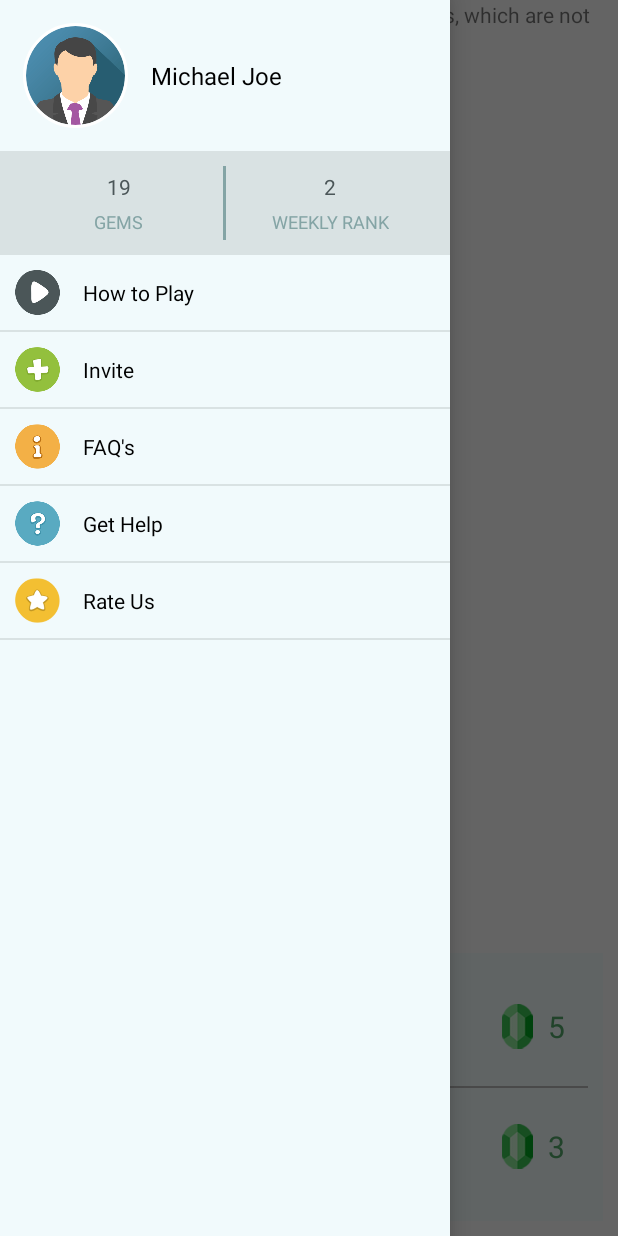
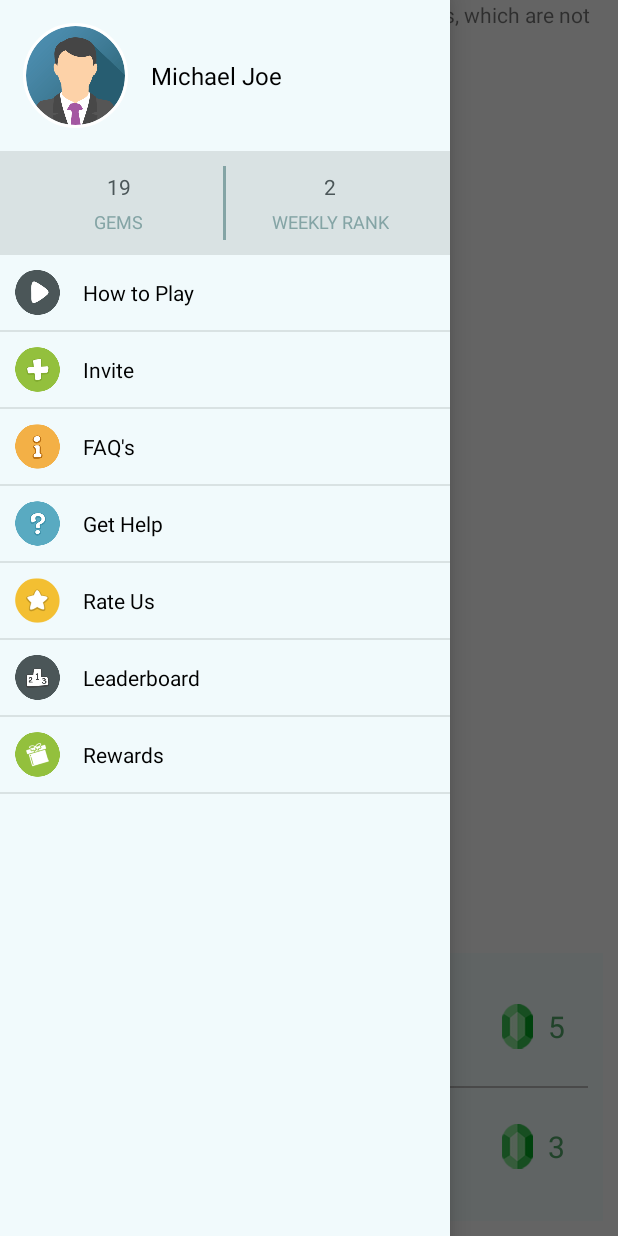
Before and after one commit to chennaitricolor/civicsense_students_mobile_fe, an Android app: the DashBoardActivity screen opened directly, with no data from a screen before it, with the side drawer open, on a phone screen of 412 x 824 dp. Run offline under Robolectric (Android 15) with nearby library versions, the phone set to English and light mode, and no system bars; our stand-ins replace CircleImageView; Roboto replaces fonts that are not available here; 3 statements that could not run were skipped.

Commit message:
Leadership and Rewards added in Nav drawer, Leadership basic screen design completed

```diff
--- a/app/build.gradle
+++ b/app/build.gradle
@@ -44,6 +44,8 @@ dependencies {
     implementation 'com.github.Brittognanaraj:AndroidStarterKit:2.0'
     implementation 'de.hdodenhof:circleimageview:3.0.1'
     implementation 'androidx.recyclerview:recyclerview:1.0.0'
+    implementation 'androidx.cardview:cardview:1.0.0-beta01'
+
     implementation 'com.github.rahatarmanahmed:circularprogressview:2.5.0'
     implementation 'com.android.volley:volley:1.1.1'
     //Logansquare
--- a/app/src/main/java/com/gcc/smartcity/NavigationDrawerActivity.kt
+++ b/app/src/main/java/com/gcc/smartcity/NavigationDrawerActivity.kt
@@ -1,17 +1,22 @@
 package com.gcc.smartcity
 
+import android.content.Intent
 import android.os.Bundle
 import androidx.appcompat.app.AppCompatActivity
 import androidx.core.view.GravityCompat
 import androidx.recyclerview.widget.LinearLayoutManager
+import com.gcc.smartcity.leaderboard.LeaderBoardActivity
 import com.gcc.smartcity.navigationdrawer.NavDrawerListAdapter
+import com.gcc.smartcity.navigationdrawer.NavDrawerListItem
 import com.gcc.smartcity.navigationdrawer.NavigationController
+import com.gcc.smartcity.navigationdrawer.onRecyclerSelecetedListener
 import com.gcc.smartcity.utils.Logger
 import kotlinx.android.synthetic.main.activity_navigation_drawer.*
 
-abstract class NavigationDrawerActivity : AppCompatActivity() {
+abstract class NavigationDrawerActivity : AppCompatActivity(), onRecyclerSelecetedListener {
 
     val TAG = NavigationDrawerActivity::class.java.name
+    lateinit var drawerList: ArrayList<NavDrawerListItem>
 
     override fun onCreate(savedInstanceState: Bundle?) {
         super.onCreate(savedInstanceState)
@@ -20,9 +25,31 @@ abstract class NavigationDrawerActivity : AppCompatActivity() {
         setAdapter()
     }
 
+    override fun onSelected(pos: Int) {
+        switchScreen(drawerList.get(pos).menuName)
+    }
+
+    private fun switchScreen(menuName: String) {
+        when (menuName) {
+            getString(R.string.drawer_menu_howtoplay) -> Logger.d("How to play")
+            getString(R.string.drawer_menu_rateus) -> Logger.d("Rate Us")
+            getString(R.string.drawer_menu_help) -> Logger.d("Help")
+            getString(R.string.drawer_menu_faq) -> Logger.d("FAQ")
+            getString(R.string.drawer_menu_invite) -> Logger.d("Invite")
+            getString(R.string.drawer_menu_rewards) -> Logger.d("Rewards")
+            getString(R.string.drawer_menu_leaderboard) -> {
+                Logger.d("Leaderboard")
+                val intent = Intent(this, LeaderBoardActivity::class.java)
+                startActivity(intent)
+            }
+
+        }
+    }
+
     private fun setAdapter() {
+        drawerList = NavigationController(this).getAdapterData()
         // Create adapter passing in the sample user data
-        val adapter = NavDrawerListAdapter(NavigationController(this).getAdapterData())
+        val adapter = NavDrawerListAdapter(drawerList, this)
         // Attach the adapter to the recyclerView to populate items
         navListMenu.adapter = adapter
         // Set layout manager to position the items
--- a/app/src/main/java/com/gcc/smartcity/navigationdrawer/NavDrawerListAdapter.kt
+++ b/app/src/main/java/com/gcc/smartcity/navigationdrawer/NavDrawerListAdapter.kt
@@ -4,12 +4,12 @@ import android.view.LayoutInflater
 import android.view.View
 import android.view.ViewGroup
 import android.widget.ImageView
+import android.widget.LinearLayout
 import android.widget.TextView
 import androidx.recyclerview.widget.RecyclerView
 import com.gcc.smartcity.R
 
-
-class NavDrawerListAdapter(var navDrawerListItem: ArrayList<NavDrawerListItem>) :
+class NavDrawerListAdapter(var navDrawerListItem: ArrayList<NavDrawerListItem>,var onRecyclerSelecetedListener: onRecyclerSelecetedListener) :
     RecyclerView.Adapter<NavDrawerListAdapter.ViewHolder>() {
 
     override fun onCreateViewHolder(parent: ViewGroup, viewType: Int): ViewHolder {
@@ -25,11 +25,9 @@ class NavDrawerListAdapter(var navDrawerListItem: ArrayList<NavDrawerListItem>)
 
     }
 
-
     override fun getItemCount(): Int {
         return navDrawerListItem.size
     }
-
 
     override fun onBindViewHolder(viewHolder: ViewHolder, position: Int) {
         val holderData = navDrawerListItem[position]
@@ -38,21 +36,23 @@ class NavDrawerListAdapter(var navDrawerListItem: ArrayList<NavDrawerListItem>)
         textView.setText(holderData.menuName)
         val ImageView = viewHolder.menuImage
         ImageView.setImageResource(holderData.imgResource)
+        val view = viewHolder.dataView
+        view.setOnClickListener(object : View.OnClickListener {
+            override fun onClick(v: View?) {
+                onRecyclerSelecetedListener.onSelected(position)
+            }
+        })
     }
-
 
     class ViewHolder(itemView: View) : RecyclerView.ViewHolder(itemView) {
         // Your holder should contain a member variable
         // for any view that will be set as you render a row
-        lateinit var menuName: TextView
-        lateinit var menuImage: ImageView
+        var menuName: TextView = itemView.findViewById(R.id.lst_itm_menuname)
+        var menuImage: ImageView = itemView.findViewById(R.id.lst_itm_menuimg)
+        var dataView: LinearLayout = itemView.findViewById(R.id.lstView)
 
-        init {
-
-            menuName = itemView.findViewById(R.id.lst_itm_menuname)
-            menuImage = itemView.findViewById(R.id.lst_itm_menuimg)
-        }
         // Stores the itemView in a public final member variable that can be used
         // to access the context from any ViewHolder instance.
     }
+
 }
--- a/app/src/main/java/com/gcc/smartcity/navigationdrawer/NavigationController.kt
+++ b/app/src/main/java/com/gcc/smartcity/navigationdrawer/NavigationController.kt
@@ -3,20 +3,24 @@ package com.gcc.smartcity.navigationdrawer
 import android.content.Context
 import com.gcc.smartcity.R
 
-class NavigationController(context: Context) {
+class NavigationController(var context: Context) {
 
     fun getAdapterData(): ArrayList<NavDrawerListItem> {
-        var drawerListData = ArrayList<NavDrawerListItem>()
+        val drawerListData = ArrayList<NavDrawerListItem>()
 
-        var navDrawerListItem = NavDrawerListItem(R.drawable.ic_howtoplay, "How to Play")
+        var navDrawerListItem = NavDrawerListItem(R.drawable.ic_howtoplay, context.getString(R.string.drawer_menu_howtoplay))
         drawerListData.add(navDrawerListItem)
-        navDrawerListItem = NavDrawerListItem(R.drawable.ic_invite, "Invite")
+        navDrawerListItem = NavDrawerListItem(R.drawable.ic_invite, context.getString(R.string.drawer_menu_invite))
         drawerListData.add(navDrawerListItem)
-        navDrawerListItem = NavDrawerListItem(R.drawable.ic_faq, "FAQ's")
+        navDrawerListItem = NavDrawerListItem(R.drawable.ic_faq, context.getString(R.string.drawer_menu_faq))
         drawerListData.add(navDrawerListItem)
-        navDrawerListItem = NavDrawerListItem(R.drawable.ic_gethelp, "Get Help")
+        navDrawerListItem = NavDrawerListItem(R.drawable.ic_gethelp, context.getString(R.string.drawer_menu_help))
         drawerListData.add(navDrawerListItem)
-        navDrawerListItem = NavDrawerListItem(R.drawable.ic_rateus, "Rate Us")
+        navDrawerListItem = NavDrawerListItem(R.drawable.ic_rateus, context.getString(R.string.drawer_menu_rateus))
+        drawerListData.add(navDrawerListItem)
+        navDrawerListItem = NavDrawerListItem(R.drawable.ic_leadership, context.getString(R.string.drawer_menu_leaderboard))
+        drawerListData.add(navDrawerListItem)
+        navDrawerListItem = NavDrawerListItem(R.drawable.ic_rewards, context.getString(R.string.drawer_menu_rewards))
         drawerListData.add(navDrawerListItem)
         return drawerListData
     }
--- /dev/null
+++ b/app/src/main/java/com/gcc/smartcity/navigationdrawer/onRecyclerSelecetedListener.kt
@@ -0,0 +1,5 @@
+package com.gcc.smartcity.navigationdrawer
+
+interface onRecyclerSelecetedListener {
+    fun onSelected(pos: Int)
+}
--- /dev/null
+++ b/app/src/main/res/drawable/bg_rounded_leaderboard.xml
@@ -0,0 +1,6 @@
+<?xml version="1.0" encoding="utf-8"?>
+<shape xmlns:android="http://schemas.android.com/apk/res/android"
+    android:shape="rectangle">
+    <corners android:radius="5dp" />
+    <solid android:color="@color/agentx_transparent_black" />
+</shape>
--- /dev/null
+++ b/app/src/main/res/drawable/bg_rounded_rank.xml
@@ -0,0 +1,6 @@
+<?xml version="1.0" encoding="utf-8"?>
+<shape xmlns:android="http://schemas.android.com/apk/res/android"
+    android:shape="rectangle">
+    <corners android:radius="5dp" />
+    <solid android:color="@color/agent_login_btn_yellow" />
+</shape>
--- a/app/src/main/res/layout/layout_list_item.xml
+++ b/app/src/main/res/layout/layout_list_item.xml
@@ -3,6 +3,7 @@
     xmlns:custom="http://schemas.android.com/apk/res-auto"
     android:layout_width="match_parent"
     android:layout_height="wrap_content"
+    android:id="@+id/lstView"
     android:orientation="vertical">
 
     <LinearLayout
--- a/app/src/main/res/values/colors.xml
+++ b/app/src/main/res/values/colors.xml
@@ -98,5 +98,7 @@
     <color name="agentx_text_light">#84a4a5</color>
     <color name="agentx_mission_title">#96a6a9</color>
     <color name="agentx_gem_green_color">#54a76a</color>
+    <color name="agentx_transparent_black">#19000000</color>
+
 
 </resources>
--- a/app/src/main/res/values/strings.xml
+++ b/app/src/main/res/values/strings.xml
@@ -6,6 +6,8 @@
     <string name="photoSubmitButton">SUBMIT</string>
     <string name="photoRetakeButton">RETAKE</string>
     <string name="dashBoardTitle">AGENT X</string>
+    <string name="leaderboardTitle">LEADERBOARD</string>
+
     <string name="sign_in">Sign In</string>
     <string name="email">Email</string>
     <string name="password">Password</string>
@@ -31,4 +33,13 @@
     <string name="userid">UserID</string>
     <string name="csrxbackgroundimage">CSRXBackgroundImage</string>
     <string name="select_avatar">Select Avatar</string>
+
+    <string name="drawer_menu_howtoplay">How to Play</string>
+    <string name="drawer_menu_invite">Invite</string>
+    <string name="drawer_menu_faq">FAQ\'s</string>
+    <string name="drawer_menu_help">Get Help</string>
+    <string name="drawer_menu_rateus">Rate Us</string>
+    <string name="drawer_menu_leaderboard">Leaderboard</string>
+    <string name="drawer_menu_rewards">Rewards</string>
+
 </resources>
```
Also changed, not shown: app/src/main/AndroidManifest.xml (+9 -8 lines), app/src/main/java/com/gcc/smartcity/leaderboard/LeaderBoardActivity.kt (added, +13 -0 lines), app/src/main/res/layout/activity_leader_board.xml (added, +109 -0 lines), app/src/main/res/layout/layout_leaderboard_list.xml (added, +73 -0 lines), app/src/main/res/drawable/ic_leadership.png (added), app/src/main/res/drawable/ic_rewards.png (added).
